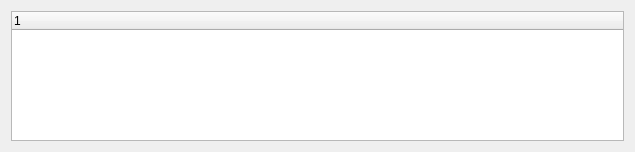
This is trunk/src/edr/src/plugins/newTimeline/ui/TimelineWidget.ui in mk4me/hm-mde-one as Qt 5 draws it before an edit. The edited form follows.
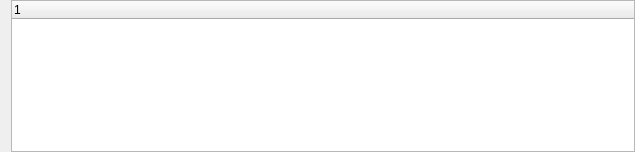
This is the edited form.

Commit message: 1) Zmiany w nowym timeline 2) Drobne poprawki

Diff of the .ui file:
```diff
--- a/trunk/src/edr/src/plugins/newTimeline/ui/TimelineWidget.ui
+++ b/trunk/src/edr/src/plugins/newTimeline/ui/TimelineWidget.ui
@@ -14,6 +14,18 @@
    <string>Timeline</string>
   </property>
   <layout class="QVBoxLayout" name="verticalLayout">
+   <property name="spacing">
+    <number>0</number>
+   </property>
+   <property name="topMargin">
+    <number>0</number>
+   </property>
+   <property name="rightMargin">
+    <number>0</number>
+   </property>
+   <property name="bottomMargin">
+    <number>0</number>
+   </property>
    <item>
     <widget class="QTreeWidget" name="channelsWidget">
      <property name="contextMenuPolicy">
@@ -28,11 +40,20 @@
      <property name="selectionMode">
       <enum>QAbstractItemView::MultiSelection</enum>
      </property>
+     <property name="animated">
+      <bool>true</bool>
+     </property>
+     <property name="headerHidden">
+      <bool>false</bool>
+     </property>
+     <attribute name="headerCascadingSectionResizes">
+      <bool>true</bool>
+     </attribute>
      <attribute name="headerDefaultSectionSize">
       <number>70</number>
      </attribute>
      <attribute name="headerMinimumSectionSize">
-      <number>30</number>
+      <number>20</number>
      </attribute>
      <column>
       <property name="text">
```
The commit also changes 33 other files.
